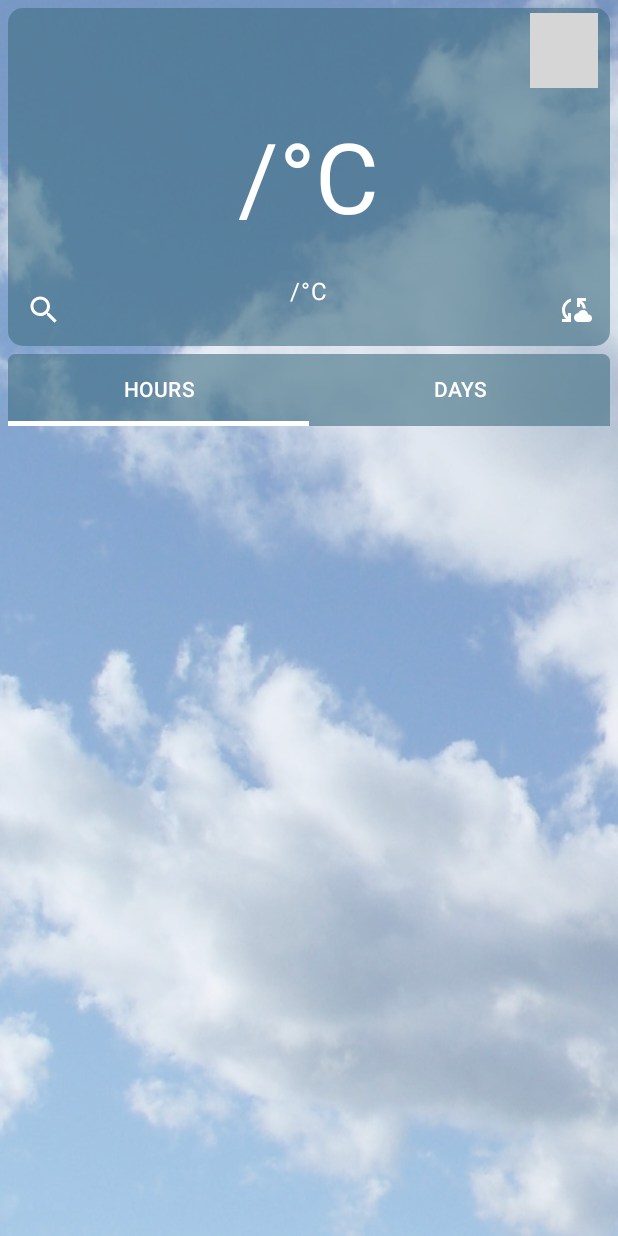
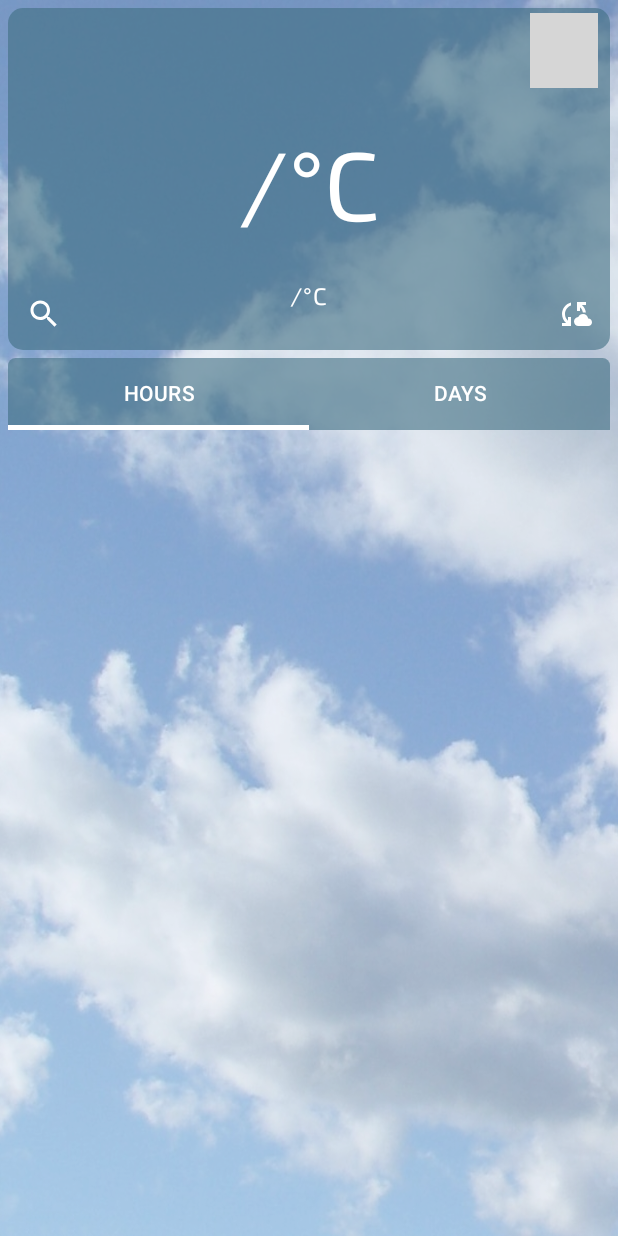
Before and after one commit to dsosnovskiy/weather-app-compose, an Android app built with Jetpack Compose: the screen it shows after launch (MainActivity), on a phone screen of 412 x 824 dp. Run offline under Robolectric (Android 15) with nearby library versions, the phone set to English and light mode, and no system bars; our stand-ins replace Volley; network calls fail; pictures from the network do not load; grey boxes are pictures that could not be loaded.

Commit message:
added: new font "Exo2_Regular"

```diff
--- /dev/null
+++ b/app/src/main/java/com/example/weatherappcompose/ui/theme/Font.kt
@@ -0,0 +1,10 @@
+package com.example.weatherappcompose.ui.theme
+
+import androidx.compose.ui.text.font.Font
+import androidx.compose.ui.text.font.FontFamily
+import androidx.compose.ui.text.font.FontWeight
+import com.example.weatherappcompose.R
+
+val exo2 = FontFamily(
+    Font(R.font.exo2_regular, FontWeight.Normal),
+)
--- a/app/src/main/java/com/example/weatherappcompose/ui/theme/Type.kt
+++ b/app/src/main/java/com/example/weatherappcompose/ui/theme/Type.kt
@@ -5,11 +5,12 @@ import androidx.compose.ui.text.TextStyle
 import androidx.compose.ui.text.font.FontFamily
 import androidx.compose.ui.text.font.FontWeight
 import androidx.compose.ui.unit.sp
+import com.example.weatherappcompose.R
 
 // Set of Material typography styles to start with
 val Typography = Typography(
     bodyLarge = TextStyle(
-        fontFamily = FontFamily.Default,
+        fontFamily = exo2,
         fontWeight = FontWeight.Normal,
         fontSize = 16.sp,
         lineHeight = 24.sp,
```
Also changed, not shown: app/src/main/res/font/exo2_regular.ttf (added).
